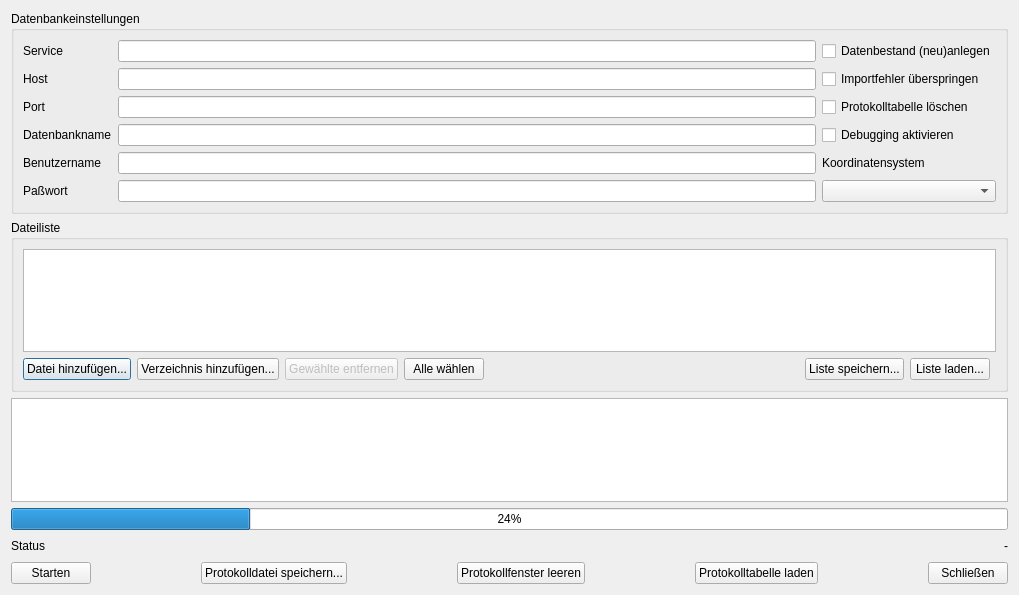
Before: the Qt Designer form alkisImportDlg.ui in norBIT/alkisimport, drawn with Qt 5.
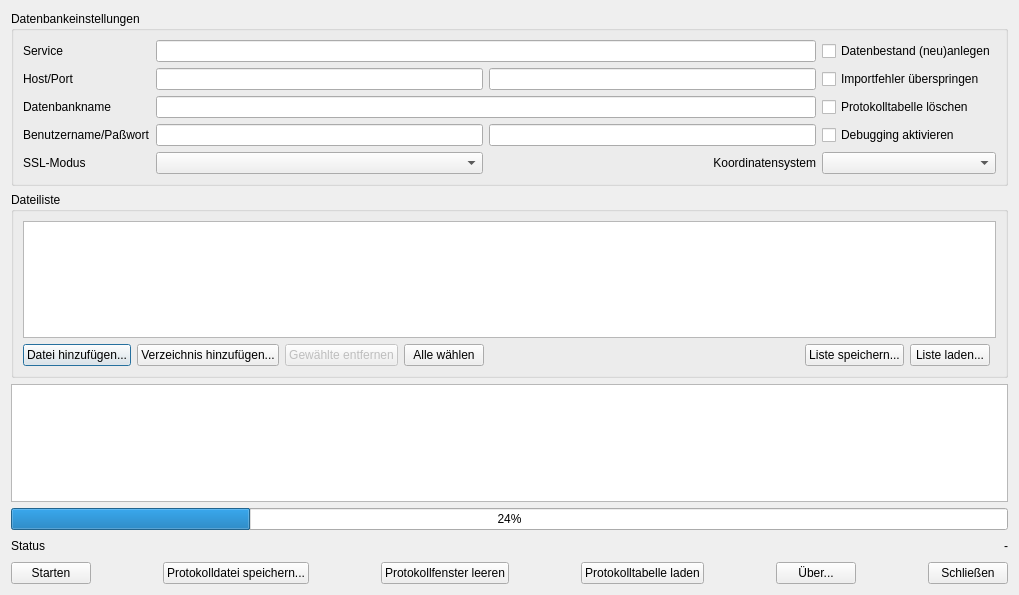
After: the same form once the commit is applied.

Commit message: Erstes öffentliches Release * Lizenzinformationen und README.md ergänzt * About-Dialog * Anpassung für OSGeo4W-Paket * alkisImport: SSL-Modus für PostgreSQL-Verbindung konfigurierbar machen

Patch:
```diff
--- a/alkisImportDlg.ui
+++ b/alkisImportDlg.ui
@@ -20,40 +20,10 @@
       <string>Datenbankeinstellungen</string>
      </property>
      <layout class="QGridLayout" name="gridLayout_2">
-      <item row="5" column="0">
-       <widget class="QLabel" name="label_2">
-        <property name="text">
-         <string>Benutzername</string>
-        </property>
-        <property name="buddy">
-         <cstring>leUID</cstring>
-        </property>
-       </widget>
-      </item>
-      <item row="4" column="0">
-       <widget class="QLabel" name="label">
-        <property name="text">
-         <string>Datenbankname</string>
-        </property>
-        <property name="buddy">
-         <cstring>leDBNAME</cstring>
-        </property>
-       </widget>
-      </item>
-      <item row="5" column="1">
-       <widget class="QLineEdit" name="leUID">
-        <property name="text">
-         <string/>
-        </property>
-       </widget>
-      </item>
-      <item row="4" column="1">
-       <widget class="QLineEdit" name="leDBNAME"/>
-      </item>
       <item row="2" column="0">
        <widget class="QLabel" name="label_7">
         <property name="text">
-         <string>Host</string>
+         <string>Host/Port</string>
         </property>
         <property name="buddy">
          <cstring>leHOST</cstring>
@@ -70,47 +40,7 @@
         </property>
        </widget>
       </item>
-      <item row="7" column="0">
-       <widget class="QLabel" name="label_3">
-        <property name="text">
-         <string>Paßwort</string>
-        </property>
-        <property name="buddy">
-         <cstring>lePWD</cstring>
-        </property>
-       </widget>
-      </item>
-      <item row="3" column="0">
-       <widget class="QLabel" name="label_8">
-        <property name="text">
-         <string>Port</string>
-        </property>
-        <property name="buddy">
-         <cstring>lePORT</cstring>
-        </property>
-       </widget>
-      </item>
-      <item row="3" column="1">
-       <widget class="QLineEdit" name="lePORT">
-        <property name="inputMask">
-         <string>99999; </string>
-        </property>
-        <property name="text">
-         <string/>
-        </property>
-       </widget>
-      </item>
-      <item row="7" column="1">
-       <widget class="QLineEdit" name="lePWD">
-        <property name="text">
-         <string/>
-        </property>
-        <property name="echoMode">
-         <enum>QLineEdit::Password</enum>
-        </property>
-       </widget>
-      </item>
-      <item row="1" column="1">
+      <item row="1" column="1" colspan="2">
        <widget class="QLineEdit" name="leSERVICE"/>
       </item>
       <item row="2" column="1">
@@ -120,13 +50,6 @@
         </property>
        </widget>
       </item>
-      <item row="5" column="4">
-       <widget class="QLabel" name="label_5">
-        <property name="text">
-         <string>Koordinatensystem</string>
-        </property>
-       </widget>
-      </item>
       <item row="4" column="4">
        <widget class="QCheckBox" name="cbxDebug">
         <property name="text">
@@ -158,6 +81,76 @@
       <item row="7" column="4">
        <widget class="QComboBox" name="cbEPSG"/>
       </item>
+      <item row="2" column="2">
+       <widget class="QLineEdit" name="lePORT">
+        <property name="inputMask">
+         <string>99999; </string>
+        </property>
+        <property name="text">
+         <string/>
+        </property>
+       </widget>
+      </item>
+      <item row="3" column="0">
+       <widget class="QLabel" name="label">
+        <property name="text">
+         <string>Datenbankname</string>
+        </property>
+        <property name="buddy">
+         <cstring>leDBNAME</cstring>
+        </property>
+       </widget>
+      </item>
+      <item row="3" column="1" colspan="2">
+       <widget class="QLineEdit" name="leDBNAME"/>
+      </item>
+      <item row="4" column="0">
+       <widget class="QLabel" name="label_2">
+        <property name="text">
+         <string>Benutzername/Paßwort</string>
+        </property>
+        <property name="buddy">
+         <cstring>leUID</cstring>
+        </property>
+       </widget>
+      </item>
+      <item row="4" column="1">
+       <widget class="QLineEdit" name="leUID">
+        <property name="text">
+         <string/>
+        </property>
+       </widget>
+      </item>
+      <item row="4" column="2">
+       <widget class="QLineEdit" name="lePWD">
+        <property name="text">
+         <string/>
+        </property>
+        <property name="echoMode">
+         <enum>QLineEdit::Password</enum>
+        </property>
+       </widget>
+      </item>
+      <item row="7" column="2">
+       <widget class="QLabel" name="label_5">
+        <property name="text">
+         <string>Koordinatensystem</string>
+        </property>
+        <property name="alignment">
+         <set>Qt::AlignRight|Qt::AlignTrailing|Qt::AlignVCenter</set>
+        </property>
+       </widget>
+      </item>
+      <item row="7" column="0">
+       <widget class="QLabel" name="label_3">
+        <property name="text">
+         <string>SSL-Modus</string>
+        </property>
+       </widget>
+      </item>
+      <item row="7" column="1">
+       <widget class="QComboBox" name="cbSSL"/>
+      </item>
      </layout>
     </widget>
    </item>
@@ -358,6 +351,26 @@
        </property>
       </widget>
      </item>
+     <item>
+      <spacer name="horizontalSpacer_7">
+       <property name="orientation">
+        <enum>Qt::Horizontal</enum>
+       </property>
+       <property name="sizeHint" stdset="0">
+        <size>
+         <width>40</width>
+         <height>20</height>
+        </size>
+       </property>
+      </spacer>
+     </item>
+     <item>
+      <widget class="QPushButton" name="pbAbout">
+       <property name="text">
+        <string>Über...</string>
+       </property>
+      </widget>
+     </item>
      <item>
       <spacer name="horizontalSpacer">
        <property name="orientation">
```
Left out of the diff: 4 changed lines with no effect on the pictures. The commit also changes 21 other files.
